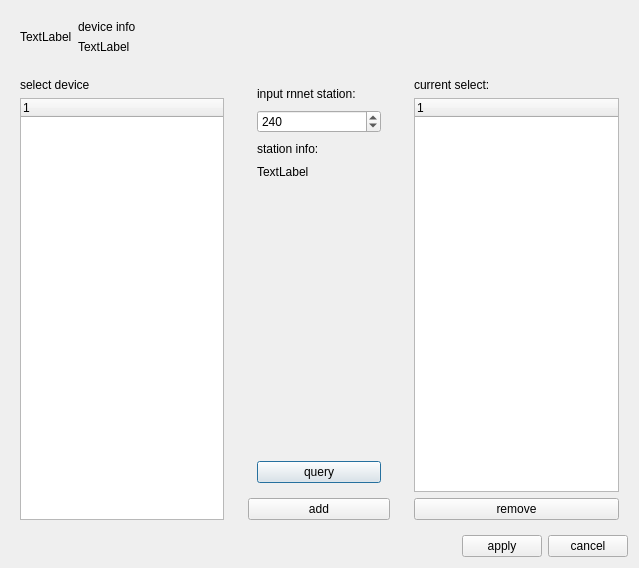
This is App/AppSDT/ConfigDialog/configdialog.ui in tiangaomingjing/ServoDriveTech as Qt 5 draws it before an edit. The edited form follows.
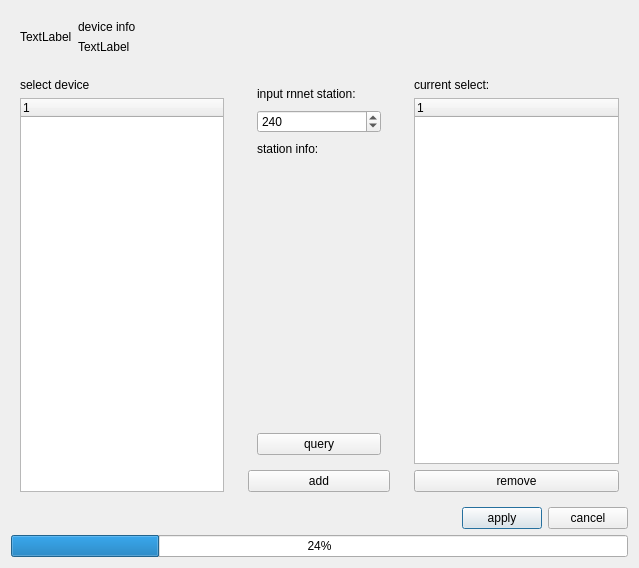
This is the edited form.

The edit to the form file:
```diff
--- a/App/AppSDT/ConfigDialog/configdialog.ui
+++ b/App/AppSDT/ConfigDialog/configdialog.ui
@@ -13,7 +13,38 @@
   <property name="windowTitle">
    <string>Dialog</string>
   </property>
-  <layout class="QGridLayout" name="gridLayout" rowstretch="0,1,0">
+  <layout class="QGridLayout" name="gridLayout" rowstretch="1,2,0,0">
+   <item row="2" column="0" colspan="3">
+    <layout class="QHBoxLayout" name="horizontalLayout_2">
+     <item>
+      <spacer name="horizontalSpacer">
+       <property name="orientation">
+        <enum>Qt::Horizontal</enum>
+       </property>
+       <property name="sizeHint" stdset="0">
+        <size>
+         <width>40</width>
+         <height>20</height>
+        </size>
+       </property>
+      </spacer>
+     </item>
+     <item>
+      <widget class="QPushButton" name="btn_apply">
+       <property name="text">
+        <string>apply</string>
+       </property>
+      </widget>
+     </item>
+     <item>
+      <widget class="QPushButton" name="btn_cancel">
+       <property name="text">
+        <string>cancel</string>
+       </property>
+      </widget>
+     </item>
+    </layout>
+   </item>
    <item row="0" column="0" colspan="3">
     <widget class="QWidget" name="widget_deviceInfo" native="true">
      <property name="sizePolicy">
@@ -127,7 +158,7 @@
          <item>
           <widget class="QLabel" name="label_queryList">
            <property name="text">
-            <string>TextLabel</string>
+            <string/>
            </property>
            <property name="alignment">
             <set>Qt::AlignLeading|Qt::AlignLeft|Qt::AlignTop</set>
@@ -189,36 +220,12 @@
      </layout>
     </widget>
    </item>
-   <item row="2" column="0" colspan="3">
-    <layout class="QHBoxLayout" name="horizontalLayout_2">
-     <item>
-      <spacer name="horizontalSpacer">
-       <property name="orientation">
-        <enum>Qt::Horizontal</enum>
-       </property>
-       <property name="sizeHint" stdset="0">
-        <size>
-         <width>40</width>
-         <height>20</height>
-        </size>
-       </property>
-      </spacer>
-     </item>
-     <item>
-      <widget class="QPushButton" name="btn_apply">
-       <property name="text">
-        <string>apply</string>
-       </property>
-      </widget>
-     </item>
-     <item>
-      <widget class="QPushButton" name="btn_cancel">
-       <property name="text">
-        <string>cancel</string>
-       </property>
-      </widget>
-     </item>
-    </layout>
+   <item row="3" column="0" colspan="3">
+    <widget class="QProgressBar" name="progressBar">
+     <property name="value">
+      <number>24</number>
+     </property>
+    </widget>
    </item>
   </layout>
  </widget>
```
